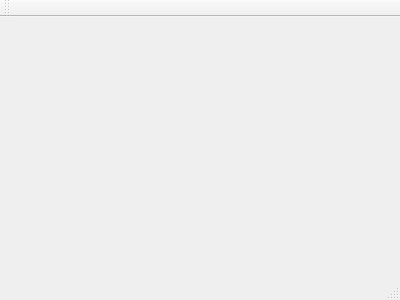
Above: Stevenot_Hannes/ui/MainWindow.ui from maximestevenot/SudokuAssistant before the change. Below: the same form after it.
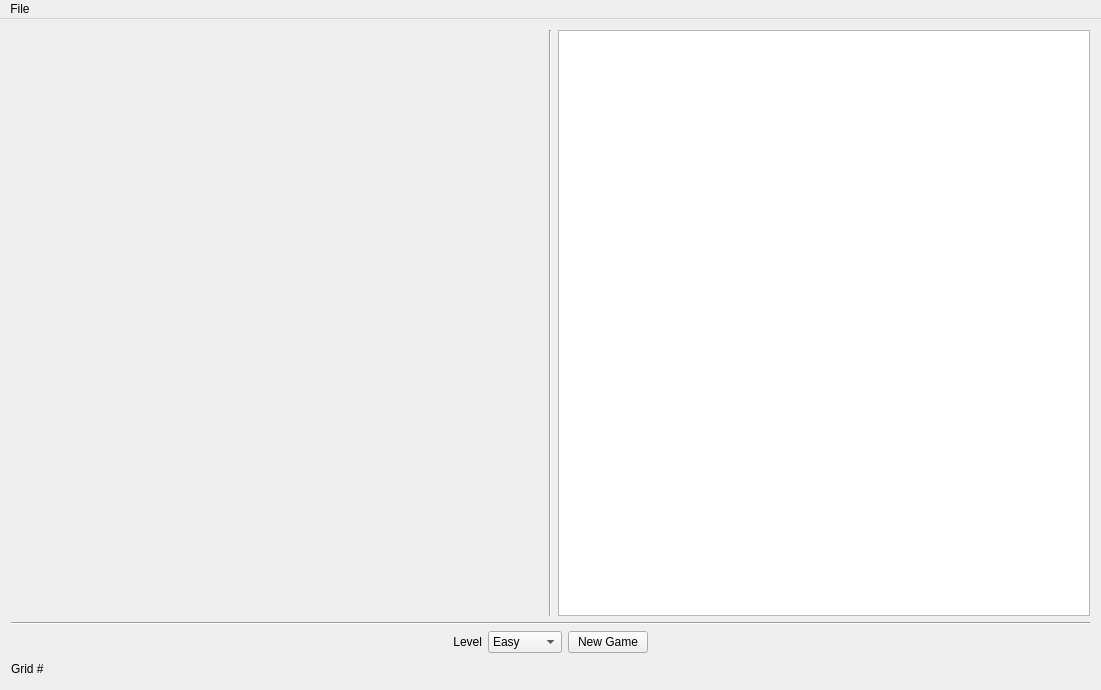
That is the form after the change.

Commit message: looks good

Patch:
```diff
--- a/Stevenot_Hannes/ui/MainWindow.ui
+++ b/Stevenot_Hannes/ui/MainWindow.ui
@@ -1,24 +1,245 @@
 <ui version="4.0">
  <class>MainWindow</class>
- <widget class="QMainWindow" name="MainWindow" >
-  <property name="geometry" >
+ <widget class="QMainWindow" name="MainWindow">
+  <property name="geometry">
    <rect>
     <x>0</x>
     <y>0</y>
-    <width>400</width>
-    <height>300</height>
+    <width>1101</width>
+    <height>690</height>
    </rect>
   </property>
   <property name="windowTitle" >
    <string>MainWindow</string>
   </property>
-  <widget class="QMenuBar" name="menuBar" />
-  <widget class="QToolBar" name="mainToolBar" />
-  <widget class="QWidget" name="centralWidget" />
-  <widget class="QStatusBar" name="statusBar" />
+  <widget class="QWidget" name="centralWidget">
+   <layout class="QGridLayout" name="gridLayout">
+    <item row="0" column="0">
+     <layout class="QVBoxLayout" name="verticalLayout_2">
+      <item>
+       <layout class="QVBoxLayout" name="verticalLayout">
+        <item>
+         <layout class="QHBoxLayout" name="horizontalLayout">
+          <item>
+           <widget class="QWidget" name="widget" native="true">
+            <property name="minimumSize">
+             <size>
+              <width>0</width>
+              <height>0</height>
+             </size>
+            </property>
+            <layout class="QGridLayout" name="gridLayout_2">
+             <item row="0" column="0">
+              <spacer name="horizontalSpacer_4">
+               <property name="orientation">
+                <enum>Qt::Horizontal</enum>
+               </property>
+               <property name="sizeHint" stdset="0">
+                <size>
+                 <width>40</width>
+                 <height>20</height>
+                </size>
+               </property>
+              </spacer>
+             </item>
+             <item row="1" column="1">
+              <spacer name="verticalSpacer">
+               <property name="orientation">
+                <enum>Qt::Vertical</enum>
+               </property>
+               <property name="sizeHint" stdset="0">
+                <size>
+                 <width>20</width>
+                 <height>40</height>
+                </size>
+               </property>
+              </spacer>
+             </item>
+            </layout>
+           </widget>
+          </item>
+          <item>
+           <widget class="Line" name="line">
+            <property name="orientation">
+             <enum>Qt::Vertical</enum>
+            </property>
+           </widget>
+          </item>
+          <item>
+           <widget class="QGraphicsView" name="graphicsView">
+            <property name="minimumSize">
+             <size>
+              <width>0</width>
+              <height>0</height>
+             </size>
+            </property>
+           </widget>
+          </item>
+         </layout>
+        </item>
+        <item>
+         <widget class="Line" name="line_2">
+          <property name="orientation">
+           <enum>Qt::Horizontal</enum>
+          </property>
+         </widget>
+        </item>
+        <item>
+         <layout class="QHBoxLayout" name="horizontalLayout_2">
+          <item>
+           <spacer name="horizontalSpacer_2">
+            <property name="orientation">
+             <enum>Qt::Horizontal</enum>
+            </property>
+            <property name="sizeHint" stdset="0">
+             <size>
+              <width>40</width>
+              <height>20</height>
+             </size>
+            </property>
+           </spacer>
+          </item>
+          <item>
+           <widget class="QLabel" name="label">
+            <property name="maximumSize">
+             <size>
+              <width>50</width>
+              <height>30</height>
+             </size>
+            </property>
+            <property name="text">
+             <string>Level</string>
+            </property>
+            <property name="alignment">
+             <set>Qt::AlignRight|Qt::AlignTrailing|Qt::AlignVCenter</set>
+            </property>
+           </widget>
+          </item>
+          <item>
+           <widget class="QComboBox" name="comboBox">
+            <property name="maximumSize">
+             <size>
+              <width>100</width>
+              <height>30</height>
+             </size>
+            </property>
+            <property name="currentText">
+             <string>Easy</string>
+            </property>
+            <item>
+             <property name="text">
+              <string>Easy</string>
+             </property>
+            </item>
+            <item>
+             <property name="text">
+              <string>Medium</string>
+             </property>
+            </item>
+            <item>
+             <property name="text">
+              <string>Hard</string>
+             </property>
+            </item>
+            <item>
+             <property name="text">
+              <string>Insane</string>
+             </property>
+            </item>
+           </widget>
+          </item>
+          <item>
+           <widget class="QPushButton" name="pushButton">
+            <property name="maximumSize">
+             <size>
+              <width>100</width>
+              <height>30</height>
+             </size>
+            </property>
+            <property name="text">
+             <string>New Game</string>
+            </property>
+            <property name="shortcut">
+             <string>Ctrl+N</string>
+            </property>
+           </widget>
+          </item>
+          <item>
+           <spacer name="horizontalSpacer">
+            <property name="orientation">
+             <enum>Qt::Horizontal</enum>
+            </property>
+            <property name="sizeHint" stdset="0">
+             <size>
+              <width>40</width>
+              <height>20</height>
+             </size>
+            </property>
+           </spacer>
+          </item>
+         </layout>
+        </item>
+       </layout>
+      </item>
+      <item>
+       <layout class="QHBoxLayout" name="horizontalLayout_3">
+        <item>
+         <widget class="QLabel" name="gridNumber">
+          <property name="text">
+           <string>Grid #</string>
+          </property>
+         </widget>
+        </item>
+        <item>
+         <spacer name="horizontalSpacer_3">
+          <property name="orientation">
+           <enum>Qt::Horizontal</enum>
+          </property>
+          <property name="sizeHint" stdset="0">
+           <size>
+            <width>40</width>
+            <height>20</height>
+           </size>
+          </property>
+         </spacer>
+        </item>
+       </layout>
+      </item>
+     </layout>
+    </item>
+   </layout>
+  </widget>
+  <widget class="QMenuBar" name="menuBar">
+   <property name="geometry">
+    <rect>
+     <x>0</x>
+     <y>0</y>
+     <width>1101</width>
+     <height>25</height>
+    </rect>
+   </property>
+   <widget class="QMenu" name="menuFile">
+    <property name="title">
+     <string>File</string>
+    </property>
+    <addaction name="actionNew"/>
+    <addaction name="separator"/>
+    <addaction name="action_Quit"/>
+   </widget>
+   <addaction name="menuFile"/>
+  </widget>
+  <action name="actionNew">
+   <property name="text">
+    <string>&amp;New...</string>
+   </property>
+  </action>
+  <action name="action_Quit">
+   <property name="text">
+    <string>&amp;Quit</string>
+   </property>
+  </action>
  </widget>
- <layoutDefault spacing="6" margin="11" />
- <pixmapfunction></pixmapfunction>
+ <layoutdefault spacing="6" margin="11"/>
  <resources/>
  <connections/>
 </ui>
```
Left out of the diff: 3 changed lines with no effect on the pictures.
